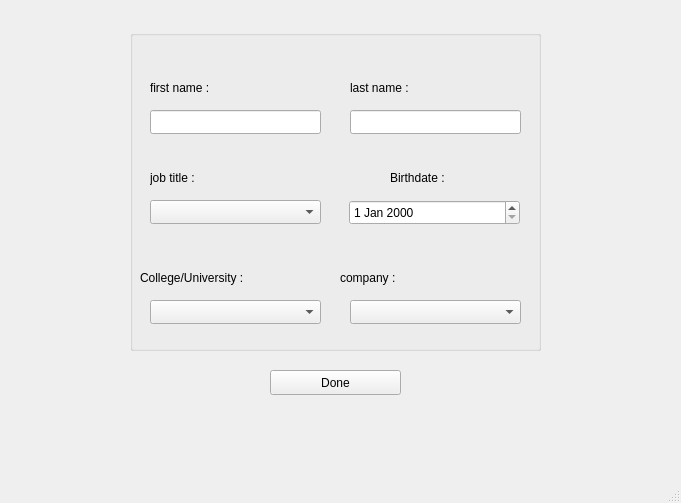
Old version of the form fill_the_form.ui in the repository NEPLOS/linkedin-clone.
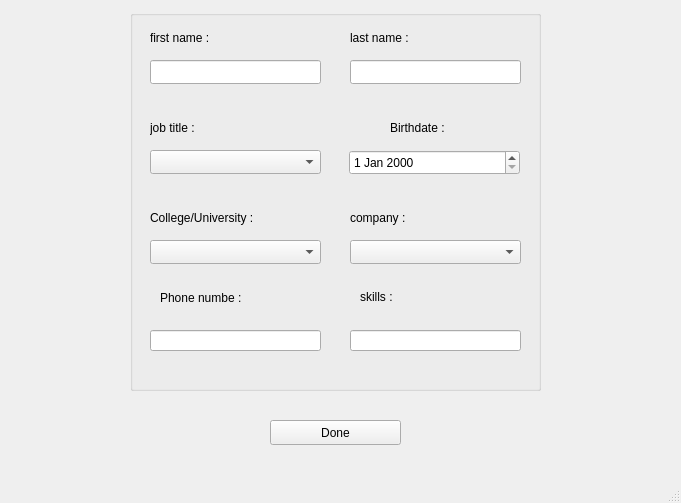
New version of the form.

What changed in the file:
```diff
--- a/fill_the_form.ui
+++ b/fill_the_form.ui
@@ -18,9 +18,9 @@
     <property name="geometry">
      <rect>
       <x>130</x>
-      <y>30</y>
+      <y>10</y>
       <width>411</width>
-      <height>321</height>
+      <height>381</height>
      </rect>
     </property>
     <property name="title">
@@ -30,7 +30,7 @@
      <property name="geometry">
       <rect>
        <x>20</x>
-       <y>170</y>
+       <y>140</y>
        <width>171</width>
        <height>24</height>
       </rect>
@@ -43,7 +43,7 @@
      <property name="geometry">
       <rect>
        <x>20</x>
-       <y>140</y>
+       <y>110</y>
        <width>61</width>
        <height>16</height>
       </rect>
@@ -56,7 +56,7 @@
      <property name="geometry">
       <rect>
        <x>20</x>
-       <y>270</y>
+       <y>230</y>
        <width>171</width>
        <height>24</height>
       </rect>
@@ -68,8 +68,8 @@
     <widget class="QLabel" name="label_2">
      <property name="geometry">
       <rect>
-       <x>10</x>
-       <y>240</y>
+       <x>20</x>
+       <y>200</y>
        <width>121</width>
        <height>16</height>
       </rect>
@@ -82,7 +82,7 @@
      <property name="geometry">
       <rect>
        <x>219</x>
-       <y>170</y>
+       <y>140</y>
        <width>171</width>
        <height>25</height>
       </rect>
@@ -95,7 +95,7 @@
      <property name="geometry">
       <rect>
        <x>260</x>
-       <y>140</y>
+       <y>110</y>
        <width>81</width>
        <height>16</height>
       </rect>
@@ -108,7 +108,7 @@
      <property name="geometry">
       <rect>
        <x>20</x>
-       <y>80</y>
+       <y>50</y>
        <width>171</width>
        <height>24</height>
       </rect>
@@ -121,7 +121,7 @@
      <property name="geometry">
       <rect>
        <x>220</x>
-       <y>80</y>
+       <y>50</y>
        <width>171</width>
        <height>24</height>
       </rect>
@@ -134,7 +134,7 @@
      <property name="geometry">
       <rect>
        <x>20</x>
-       <y>50</y>
+       <y>20</y>
        <width>71</width>
        <height>16</height>
       </rect>
@@ -147,7 +147,7 @@
      <property name="geometry">
       <rect>
        <x>220</x>
-       <y>50</y>
+       <y>20</y>
        <width>71</width>
        <height>16</height>
       </rect>
@@ -160,7 +160,7 @@
      <property name="geometry">
       <rect>
        <x>220</x>
-       <y>270</y>
+       <y>230</y>
        <width>171</width>
        <height>24</height>
       </rect>
@@ -172,8 +172,8 @@
     <widget class="QLabel" name="label_6">
      <property name="geometry">
       <rect>
-       <x>210</x>
-       <y>240</y>
+       <x>220</x>
+       <y>200</y>
        <width>81</width>
        <height>16</height>
       </rect>
@@ -182,12 +182,58 @@
       <string>company : </string>
      </property>
     </widget>
+    <widget class="QLabel" name="label_7">
+     <property name="geometry">
+      <rect>
+       <x>30</x>
+       <y>280</y>
+       <width>81</width>
+       <height>16</height>
+      </rect>
+     </property>
+     <property name="text">
+      <string>Phone numbe :</string>
+     </property>
+    </widget>
+    <widget class="QLabel" name="label_8">
+     <property name="geometry">
+      <rect>
+       <x>230</x>
+       <y>280</y>
+       <width>47</width>
+       <height>13</height>
+      </rect>
+     </property>
+     <property name="text">
+      <string>skills :</string>
+     </property>
+    </widget>
+    <widget class="QLineEdit" name="skills">
+     <property name="geometry">
+      <rect>
+       <x>220</x>
+       <y>320</y>
+       <width>171</width>
+       <height>21</height>
+      </rect>
+     </property>
+    </widget>
+    <widget class="QLineEdit" name="phoneNumber">
+     <property name="geometry">
+      <rect>
+       <x>20</x>
+       <y>320</y>
+       <width>171</width>
+       <height>21</height>
+      </rect>
+     </property>
+    </widget>
    </widget>
    <widget class="QPushButton" name="Done">
     <property name="geometry">
      <rect>
       <x>270</x>
-      <y>370</y>
+      <y>420</y>
       <width>131</width>
       <height>25</height>
      </rect>
```
Left out of the diff: 2 changed lines with no effect on the pictures.
